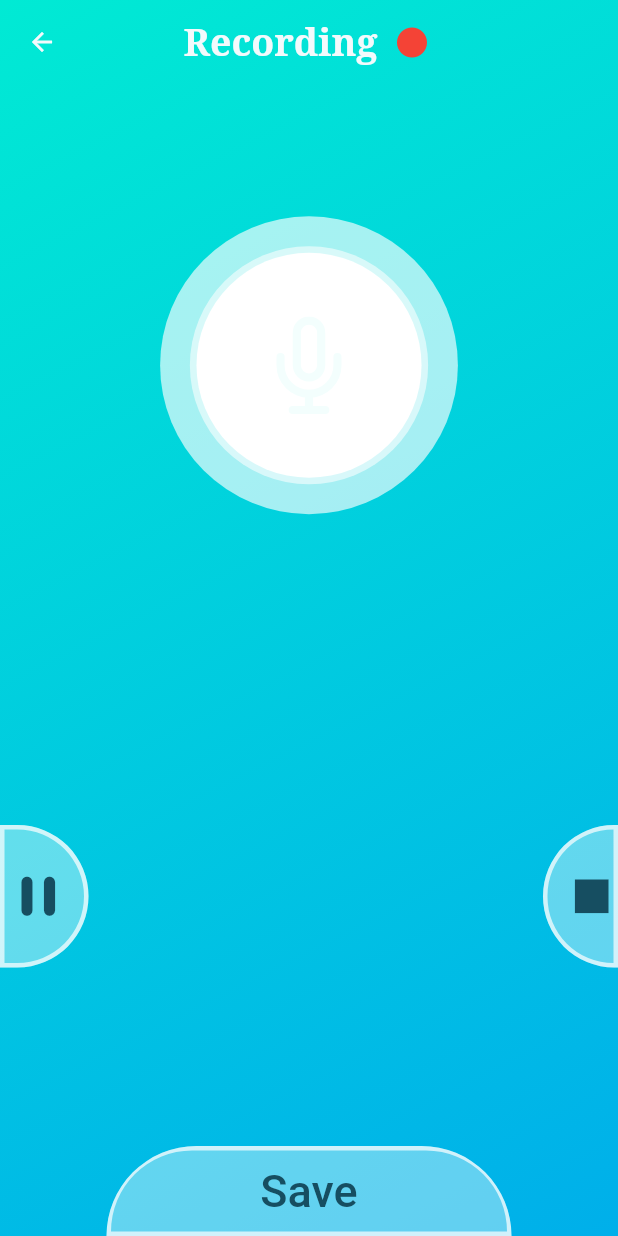
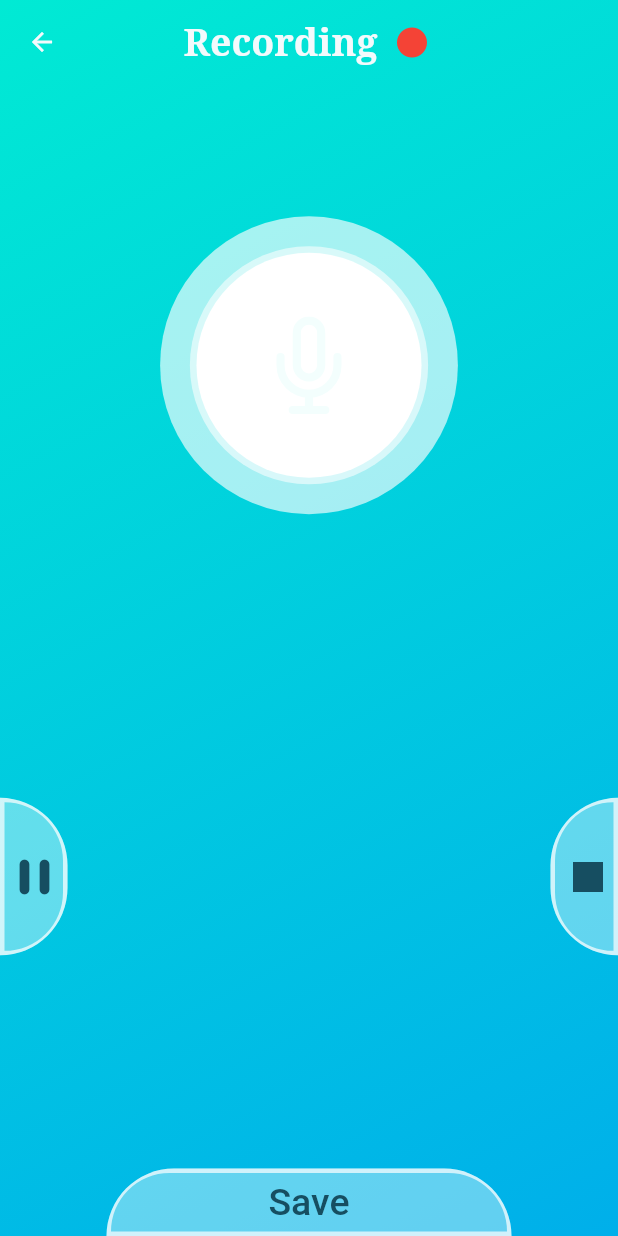
Before and after one commit to PrimeAnteneh/affirm_app_repo, a Flutter app: the RecordingPage screen opened directly, on a phone screen of 412 x 824 dp. Run offline on Flutter 3.47's test engine with Material 2 defaults, Android fonts, the phone set to English and light mode, and no system bars; our stand-ins replace flutter_vector_icons, font_awesome_flutter.

Commit message:
play a single track nav edited, recording page edited, player page edited

```diff
--- a/lib/Frontend/Pages/recording_page.dart
+++ b/lib/Frontend/Pages/recording_page.dart
@@ -1,3 +1,6 @@
+import 'package:affirm/Frontend/Pages/home_page.dart';
+import 'package:affirm/Frontend/Pages/player_page.dart';
+import 'package:affirm/Frontend/Utilities/custom_page_transition.dart';
 import 'package:affirm/Frontend/shared_styles.dart';
 import 'package:flutter/material.dart';
 import 'package:flutter/services.dart';
@@ -193,9 +196,8 @@ class _RecordingPageState extends State<RecordingPage>
                       }
                     },
                     child: Container(
-                      height: 95,
-                      width: 59,
-                      padding: const EdgeInsets.only(right: 10.0),
+                      height: 105,
+                      width: 45,
                       decoration: BoxDecoration(
                         color: Colors.white38,
                         borderRadius: const BorderRadius.only(
@@ -207,12 +209,13 @@ class _RecordingPageState extends State<RecordingPage>
                           width: 3,
                         ),
                       ),
-                      child: Center(
+                      child: Padding(
+                        padding: const EdgeInsets.only(right: 2.0),
                         child: Icon(
                           isplaying
                               ? Icons.pause_rounded
                               : Icons.play_arrow_rounded,
-                          size: 45,
+                          size: 40,
                           color:
                               !isplaying ? Colors.amberAccent : colors.shade3,
                         ),
@@ -234,9 +237,8 @@ class _RecordingPageState extends State<RecordingPage>
                       }
                     },
                     child: Container(
-                      height: 95,
-                      width: 50,
-                      padding: const EdgeInsets.only(left: 7.0),
+                      height: 105,
+                      width: 45,
                       decoration: BoxDecoration(
                         color: Colors.white38,
                         borderRadius: const BorderRadius.only(
@@ -248,10 +250,11 @@ class _RecordingPageState extends State<RecordingPage>
                           width: 3,
                         ),
                       ),
-                      child: Center(
+                      child: Padding(
+                        padding: const EdgeInsets.only(left: 2.0),
                         child: Icon(
                           Icons.stop,
-                          size: 45,
+                          size: 40,
                           color: stop ? Colors.red : colors.shade3,
                         ),
                       ),
@@ -260,21 +263,15 @@ class _RecordingPageState extends State<RecordingPage>
                 ],
               ),
             ),
-            InkWell(
-              borderRadius: const BorderRadius.only(
-                topLeft: Radius.circular(200),
-                topRight: Radius.circular(200),
-              ),
-              highlightColor: colors.green,
-              onTap: () {},
-              child: Container(
-                height: 60,
+            Container(
+              margin: EdgeInsets.only(top: width / 10),
+              height: 45,
               width: 270,
               decoration: BoxDecoration(
                 color: Colors.white38,
                 borderRadius: const BorderRadius.only(
-                    topLeft: Radius.circular(200),
-                    topRight: Radius.circular(200),
+                  topLeft: Radius.circular(70),
+                  topRight: Radius.circular(70),
                 ),
                 border: Border.all(
                   color: Colors.white70,
@@ -282,11 +279,22 @@ class _RecordingPageState extends State<RecordingPage>
                 ),
               ),
               child: Center(
+                child: InkWell(
+                  borderRadius: const BorderRadius.only(
+                    topLeft: Radius.circular(200),
+                    topRight: Radius.circular(200),
+                  ),
+                  highlightColor: colors.green,
+                  onTap: () {
+                    Navigator.pop(
+                      context,
+                    );
+                  },
                   child: Text(
                     'Save',
                     style: TextStyle(
                       color: colors.shade3,
-                      fontSize: 30,
+                      fontSize: 25,
                       fontWeight: FontWeight.w500,
                     ),
                   ),
```
Also changed, not shown: lib/Frontend/Pages/home_page.dart (+10 -1 lines), lib/Frontend/Pages/player_page.dart (+12 -8 lines), 1 other file. Lines whose indentation alone changed are shown as unchanged.
